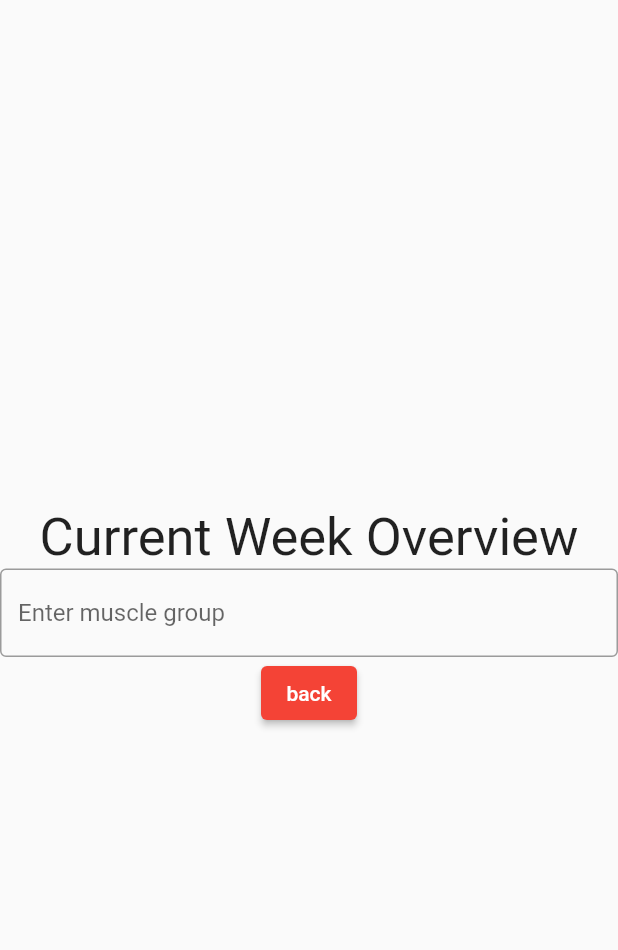
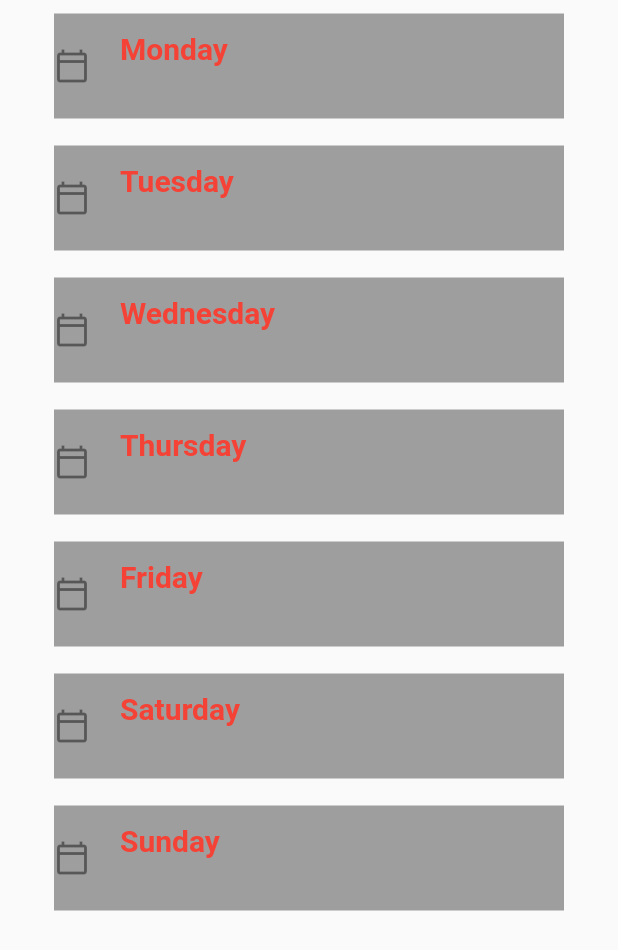
Before and after one commit to Email-12/GymSplitApp, a Flutter app: the screen it shows after launch, after a tap on "Current Week", on a phone screen of 412 x 824 dp. Shown: the top 950 px of the screen. Run offline on Flutter 3.47's test engine with Material 2 defaults, Android fonts, the phone set to English and light mode, and no system bars; network calls fail.

Commit message:
fifth commit

```diff
--- a/lib/NewWeekPage.dart
+++ b/lib/NewWeekPage.dart
@@ -1,61 +1,205 @@
 import 'package:flutter/material.dart';
+import 'package:gym_split/first_Page.dart';
 import 'main.dart';
+import 'TEST_Test.dart';
 
 class MyNewWeekPage extends StatefulWidget {
-  const MyNewWeekPage({Key? key, required this.title, }) : super(key: key);
+   MyNewWeekPage({Key? key, required this.value  }) : super(key: key);
 
-  final String title;
+  late String value;
+  //MyNewWeekPage({this.value});
 
   @override
-  State<MyNewWeekPage> createState() => _MyNewWeekPageState();
+  State<MyNewWeekPage> createState() => _MyNewWeekPageState(value);
 }
+
+
 
 class _MyNewWeekPageState extends State<MyNewWeekPage> {
 
+  late String value;
+  _MyNewWeekPageState(this.value);
+
+
+  final List<String> entries = <String>['Monday', 'Tuesday', 'Wednesday', 'Thursday', 'Friday', 'Saturday', 'Sunday'];
+
+
+
   @override
   Widget build(BuildContext context) {
+    return Scaffold(
+      body: ListView.builder(
+          itemCount: entries.length,
+          itemBuilder: (BuildContext context, int index) {
+            return ListTile(
+              onTap: () {
+                print('the item is clicked');
+                Navigator.push(
+                  context,
+                  MaterialPageRoute(builder: (context) => const firstPage()),
+                );
+              },
+              title: Container(
+                height: 70,
+                color: Colors.grey,
 
-    return Scaffold(
 
-      body: Center(
 
-        child: Column(
 
-          mainAxisAlignment: MainAxisAlignment.center,
-          children: <Widget>[
+                margin:  EdgeInsets.only(top: 5, bottom: 5,left: 20, right: 20),
+                child: Row(
+                  children: [
+                    /*CircleAvatar(
+                      backgroundImage: NetworkImage('https://i.imgur.com/OrYPDzE.png'),
+                    ),*/
 
                     Container(
+                      margin:  EdgeInsets.only(right: 20),
+                      child: const Icon(
+                         (Icons.calendar_today_outlined),
+                      ),
+                    ),
 
-             // margin: EdgeInsets.only(bottom: 0.0),
-              child :const Align (
-                alignment: Alignment.topCenter,
-
-                child:Text(
-                    'Current Week Overview',
-                    style: TextStyle(
-                      fontSize: 35,
-
-                    )
-                ),
+                    Column(
+                      crossAxisAlignment: CrossAxisAlignment.start,
+                      mainAxisAlignment: MainAxisAlignment.center,
+                      children: [
+                        Text('${entries[index]}',
+                        style: const TextStyle(
+                          fontWeight: FontWeight.bold,
+                          fontSize: 20,
+                          color: Colors.red,
                           ),
                         ),
 
 
+                         Text(
 
-            const TextField(
+                           value,
+
+
+                           style: const TextStyle(
+                             fontWeight: FontWeight.bold,
+                             fontSize: 20,
+                             color: Colors.red,
+                           ),
+                        ),
+
+                      ],
+                    )
+                  ], // children
+
+
+
+
+
+                ),
+
+
+
+              ),
+
+
+            );
+
+
+
+          }),
+
+
+
+
+
+
+
+    );
+  } // Widget
+
+
+} // class
+
+
+
+/*
+
+  @override
+  Widget build(BuildContext context) {
+    return Scaffold(
+      body: Column(
+        children: [
+          Container(
+            margin: EdgeInsets.only(top: 50),
+              child:  const ExpansionTile
+                (
+                title: Text('Monday'),
+
+                children: <Widget>
+                [
+
+                  ListTile(title: Text('This is tile number 1')),
+
+                  TextField(
                     obscureText: false,
                     decoration: InputDecoration(
                       border: OutlineInputBorder(),
                       hintText: 'Enter muscle group',
                     ),
+                  )
+
+
+                ],
               ),
+
+          ),
+
+/*
+          Expanded(
+            flex: 14,
+            child: const ExpansionTile
+              (
+              title: Text('Tuesday'),
+              //subtitle: Text('Trailing expansion arrow icon'),
+              children: <Widget>
+              [
+                ListTile(title: Text('This is tile number 1')),
+
+                TextField(
+                  obscureText: false,
+                  decoration: InputDecoration(
+                    border: OutlineInputBorder(),
+                    hintText: 'Enter muscle group',
+                  ),
+                )
+              ],
+            ),
+          ),
+
+*/
+
+
+
+
+
+        ],//children
+
+
+      ),
+    );
+  } // Widget
+
+
+
+*/
+
+/*******************  BACK Button  ***************/
+
+/*
 
 ElevatedButton(
             onPressed: () {
               Navigator.push(
                 context,
-              MaterialPageRoute(
-                  builder: (context) => MyHomePage(title: 'NewWeekPage',)),
+                MaterialPageRoute(builder: (context) => const MyHomePage()),
               );
             },
           child: const Text('back'),
@@ -63,11 +207,4 @@ class _MyNewWeekPageState extends State<MyNewWeekPage> {
             primary: Colors.red,)
         ),
 
-
-          ],
-        ),
-      ),
-
-    );
-  }
-}
+        */
--- a/lib/main.dart
+++ b/lib/main.dart
@@ -1,4 +1,5 @@
 import 'package:flutter/material.dart';
+import 'package:gym_split/TEST_Test.dart';
 import 'NewWeekPage.dart';
 
 void main() {
@@ -12,17 +13,16 @@ class MyApp extends StatelessWidget {
   @override
   Widget build(BuildContext context) {
     return const MaterialApp(
-      title: 'Flutter Demo',
 
-      home: MyHomePage(title: 'GymSplit Home'),
+      home: MyHomePage(),
     );
   }
 }
 
 class MyHomePage extends StatefulWidget {
-  const MyHomePage({Key? key, required this.title}) : super(key: key);
+  const MyHomePage({Key? key, }) : super(key: key);
 
-  final String title;
+
 
   @override
   State<MyHomePage> createState() => _MyHomePageState();
@@ -52,22 +52,30 @@ class _MyHomePageState extends State<MyHomePage> {
               ),
             ),
 
-            const Text(
-              'Screen#1',
+            ElevatedButton(
+              onPressed: () {
+              Navigator.push(
+              context,
+              MaterialPageRoute(builder: (context) => MyNewWeekPage(value: '',)), //MyNewWeekPage
+              );
+            },
+                child: const Text('Current Week'),
+                style: ElevatedButton.styleFrom(
+                  primary: Colors.purple,)
             ),
-
+/*
             ElevatedButton(
                 onPressed: () {
                   Navigator.push(
                     context,
-                    MaterialPageRoute(
-                        builder: (context) => MyNewWeekPage(title: 'Current Week Overview')),
+                    MaterialPageRoute(builder: (context) => const MyTestPage()), //MyTestPage
                   );
                 },
-                child: const Text('Current Week'),
+                child: const Text('TEST'),
                 style: ElevatedButton.styleFrom(
-                  primary: Colors.purple,)
+                  primary: Colors.red,)
             ),
+*/
           ],
         ),
       ),
```
Also changed, not shown: lib/TEST_Test.dart (added, +81 -0 lines), lib/first_Page.dart (added, +69 -0 lines). Lines whose indentation alone changed are shown as unchanged.
